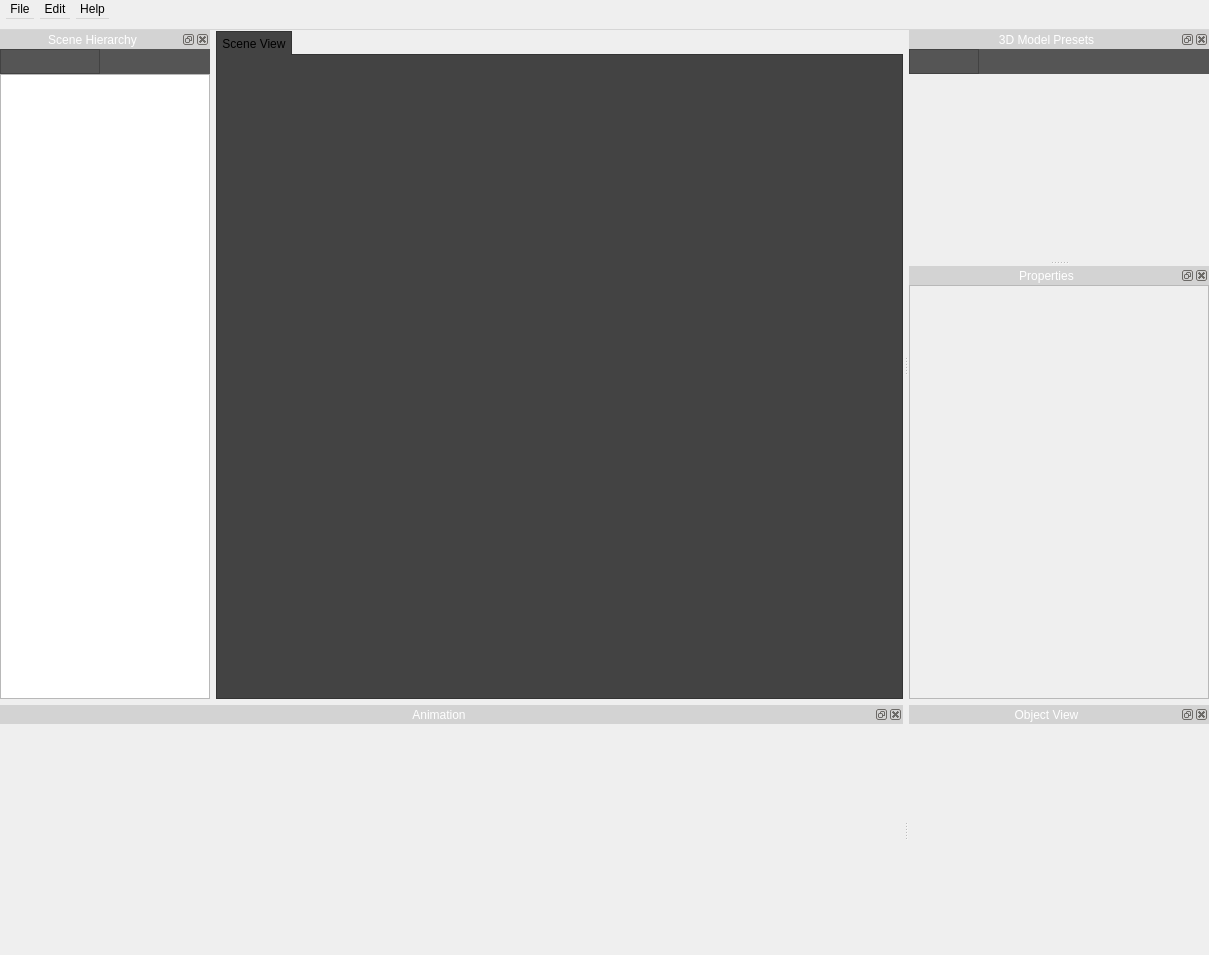
Old version of the form src/newmainwindow.ui in the repository jahshaka/Studio.
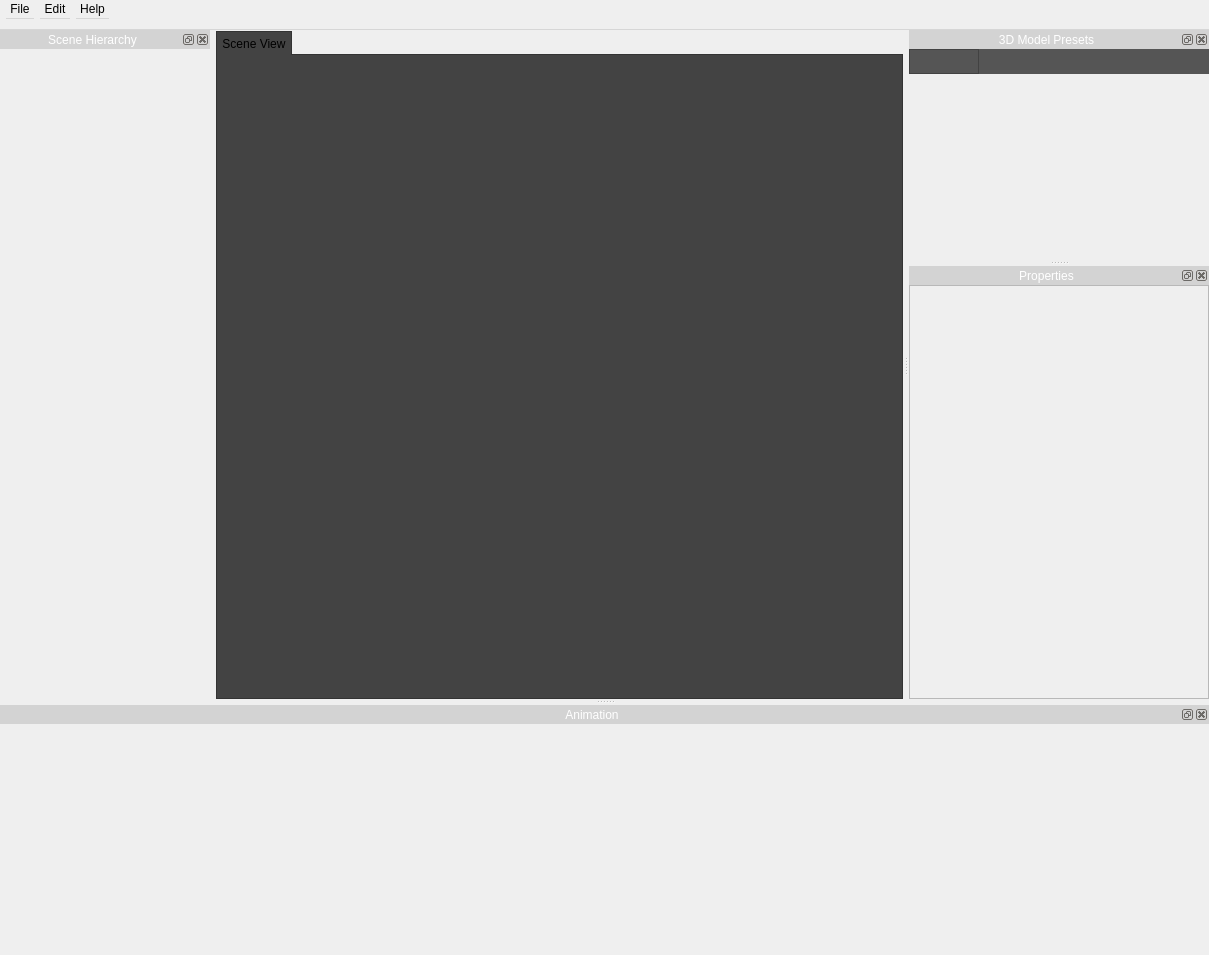
New version of the form. Icons and pictures are not drawn. Custom widgets are drawn as their Qt base class.

Commit message: started work on SceneHeirarchyWidget

```diff
--- a/src/newmainwindow.ui
+++ b/src/newmainwindow.ui
@@ -325,290 +325,6 @@
      <property name="bottomMargin">
       <number>0</number>
      </property>
-     <item alignment="Qt::AlignLeft">
-      <widget class="QWidget" name="widget_2" native="true">
-       <property name="minimumSize">
-        <size>
-         <width>210</width>
-         <height>25</height>
-        </size>
-       </property>
-       <property name="maximumSize">
-        <size>
-         <width>16777215</width>
-         <height>25</height>
-        </size>
-       </property>
-       <property name="styleSheet">
-        <string notr="true">background-color: rgb(85, 85, 85);</string>
-       </property>
-       <layout class="QVBoxLayout" name="verticalLayout_4">
-        <property name="leftMargin">
-         <number>0</number>
-        </property>
-        <property name="topMargin">
-         <number>0</number>
-        </property>
-        <property name="rightMargin">
-         <number>0</number>
-        </property>
-        <property name="bottomMargin">
-         <number>0</number>
-        </property>
-        <item>
-         <widget class="QFrame" name="frame">
-          <property name="minimumSize">
-           <size>
-            <width>100</width>
-            <height>25</height>
-           </size>
-          </property>
-          <property name="maximumSize">
-           <size>
-            <width>100</width>
-            <height>16777215</height>
-           </size>
-          </property>
-          <property name="frameShape">
-           <enum>QFrame::StyledPanel</enum>
-          </property>
-          <property name="frameShadow">
-           <enum>QFrame::Raised</enum>
-          </property>
-          <layout class="QHBoxLayout" name="horizontalLayout_3">
-           <property name="spacing">
-            <number>3</number>
-           </property>
-           <property name="leftMargin">
-            <number>0</number>
-           </property>
-           <property name="topMargin">
-            <number>0</number>
-           </property>
-           <property name="rightMargin">
-            <number>0</number>
-           </property>
-           <property name="bottomMargin">
-            <number>0</number>
-           </property>
-           <item>
-            <widget class="QToolButton" name="toolButton">
-             <property name="minimumSize">
-              <size>
-               <width>25</width>
-               <height>25</height>
-              </size>
-             </property>
-             <property name="maximumSize">
-              <size>
-               <width>25</width>
-               <height>25</height>
-              </size>
-             </property>
-             <property name="styleSheet">
-              <string notr="true">QToolButton {
-border: none;
-	background-color: rgba(255, 255, 255, 0);
-}
-
-QToolButton:hover {
-background-color: rgb(30, 144, 255);
-}</string>
-             </property>
-             <property name="text">
-              <string/>
-             </property>
-             <property name="icon">
-              <iconset resource="../icons.qrc">
-               <normaloff>:/app/icons/add-2.svg</normaloff>:/app/icons/add-2.svg</iconset>
-             </property>
-            </widget>
-           </item>
-           <item>
-            <widget class="QPushButton" name="deleteButton">
-             <property name="minimumSize">
-              <size>
-               <width>25</width>
-               <height>25</height>
-              </size>
-             </property>
-             <property name="maximumSize">
-              <size>
-               <width>25</width>
-               <height>25</height>
-              </size>
-             </property>
-             <property name="styleSheet">
-              <string notr="true">QPushButton {
-border: none;
-	background-color: rgba(255, 255, 255, 0);
-}
-
-QPushButton:hover {
-background-color: rgb(30, 144, 255);
-}</string>
-             </property>
-             <property name="text">
-              <string/>
-             </property>
-             <property name="icon">
-              <iconset resource="../icons.qrc">
-               <normaloff>:/app/icons/error.svg</normaloff>:/app/icons/error.svg</iconset>
-             </property>
-            </widget>
-           </item>
-           <item>
-            <widget class="QPushButton" name="pushButton_2">
-             <property name="minimumSize">
-              <size>
-               <width>25</width>
-               <height>25</height>
-              </size>
-             </property>
-             <property name="maximumSize">
-              <size>
-               <width>25</width>
-               <height>25</height>
-              </size>
-             </property>
-             <property name="styleSheet">
-              <string notr="true">QPushButton {
-border: none;
-	background-color: rgba(255, 255, 255, 0);
-}
-
-QPushButton:hover {
-background-color: rgb(30, 144, 255);
-}</string>
-             </property>
-             <property name="text">
-              <string/>
-             </property>
-             <property name="icon">
-              <iconset resource="../icons.qrc">
-               <normaloff>:/app/icons/photo-camera.svg</normaloff>:/app/icons/photo-camera.svg</iconset>
-             </property>
-            </widget>
-           </item>
-          </layout>
-         </widget>
-        </item>
-       </layout>
-      </widget>
-     </item>
-     <item>
-      <widget class="LayerTreeWidget" name="sceneTree">
-       <property name="sizePolicy">
-        <sizepolicy hsizetype="Expanding" vsizetype="Expanding">
-         <horstretch>0</horstretch>
-         <verstretch>0</verstretch>
-        </sizepolicy>
-       </property>
-       <property name="minimumSize">
-        <size>
-         <width>0</width>
-         <height>210</height>
-        </size>
-       </property>
-       <property name="styleSheet">
-        <string notr="true">
-QTreeView::item:hover {
-    background: #42b5e8;
-}
-
-QTreeView::item:selected {
-    background: #1e90ff;
-}
-
-QTreeView::item:selected:active{
-    background: #1e90ff;
-}
-
-QTreeView::item:selected:!active {
-    background: #98dbf8;
-}
-
-
-QTreeView::branch:has-children:!has-siblings:closed,
-QTreeView::branch:closed:has-children:has-siblings {
-        image: url(&quot;:/icons/keyboard-right-arrow-button.svg&quot;);
-}
-
-QTreeView::branch:open:has-children:!has-siblings,
-QTreeView::branch:open:has-children:has-siblings  {
-        image: url(&quot;:/icons/expand-button.svg&quot;);
-}</string>
-       </property>
-       <attribute name="headerVisible">
-        <bool>false</bool>
-       </attribute>
-       <column>
-        <property name="text">
-         <string notr="true">1</string>
-        </property>
-       </column>
-      </widget>
-     </item>
-     <item>
-      <widget class="QWidget" name="sceneTreeContainer" native="true">
-       <property name="sizePolicy">
-        <sizepolicy hsizetype="Fixed" vsizetype="Preferred">
-         <horstretch>0</horstretch>
-         <verstretch>0</verstretch>
-        </sizepolicy>
-       </property>
-       <property name="minimumSize">
-        <size>
-         <width>210</width>
-         <height>0</height>
-        </size>
-       </property>
-       <property name="maximumSize">
-        <size>
-         <width>300</width>
-         <height>16777215</height>
-        </size>
-       </property>
-       <layout class="QVBoxLayout" name="verticalLayout_2">
-        <property name="spacing">
-         <number>0</number>
-        </property>
-        <property name="leftMargin">
-         <number>0</number>
-        </property>
-        <property name="topMargin">
-         <number>0</number>
-        </property>
-        <property name="rightMargin">
-         <number>0</number>
-        </property>
-        <property name="bottomMargin">
-         <number>0</number>
-        </property>
-       </layout>
-      </widget>
-     </item>
-     <item>
-      <widget class="QWidget" name="widget" native="true">
-       <layout class="QHBoxLayout" name="horizontalLayout">
-        <property name="spacing">
-         <number>2</number>
-        </property>
-        <property name="leftMargin">
-         <number>0</number>
-        </property>
-        <property name="topMargin">
-         <number>0</number>
-        </property>
-        <property name="rightMargin">
-         <number>0</number>
-        </property>
-        <property name="bottomMargin">
-         <number>0</number>
-        </property>
-       </layout>
-      </widget>
-     </item>
     </layout>
     <zorder>sceneTreeContainer</zorder>
     <zorder>sceneTree</zorder>
@@ -932,27 +648,6 @@
     </layout>
    </widget>
   </widget>
-  <widget class="QDockWidget" name="ObjectViewDock">
-   <property name="minimumSize">
-    <size>
-     <width>300</width>
-     <height>160</height>
-    </size>
-   </property>
-   <property name="maximumSize">
-    <size>
-     <width>300</width>
-     <height>160</height>
-    </size>
-   </property>
-   <property name="windowTitle">
-    <string>Object View</string>
-   </property>
-   <attribute name="dockWidgetArea">
-    <number>8</number>
-   </attribute>
-   <widget class="QWidget" name="objectview"/>
-  </widget>
   <action name="actionSave">
    <property name="icon">
     <iconset resource="../icons.qrc">
@@ -1092,11 +787,6 @@
    <header location="global">src/widgets/maintimelinewidget.h</header>
    <container>1</container>
   </customwidget>
-  <customwidget>
-   <class>LayerTreeWidget</class>
-   <extends>QTreeWidget</extends>
-   <header location="global">src/widgets/layertreewidget.h</header>
-  </customwidget>
   <customwidget>
    <class>AnimationWidget</class>
    <extends>QFrame</extends>
@@ -1109,6 +799,12 @@
    <header>src/widgets/modelpresets.h</header>
    <container>1</container>
   </customwidget>
+  <customwidget>
+   <class>SceneHeirarchyWidget</class>
+   <extends>QWidget</extends>
+   <header>src/widgets/sceneheirarchywidget.h</header>
+   <container>1</container>
+  </customwidget>
  </customwidgets>
  <resources>
   <include location="../icons.qrc"/>
```
Left out of the diff: 10 changed lines with no effect on the pictures. The commit also changes 10 other files.
